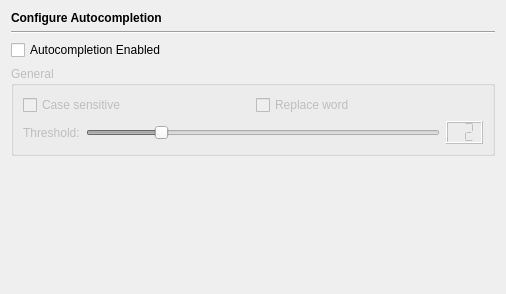
Before: the Qt Designer form Preferences/ConfigurationPages/EditorAutocompletionPage.ui in testmana2/test, drawn with Qt 5.
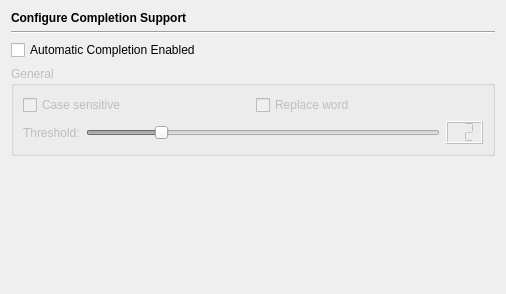
After: the same form once the commit is applied.

Commit message: Corrected some auto-completion related terms.

```diff
--- a/Preferences/ConfigurationPages/EditorAutocompletionPage.ui
+++ b/Preferences/ConfigurationPages/EditorAutocompletionPage.ui
@@ -14,7 +14,7 @@
    <item>
     <widget class="QLabel" name="headerLabel">
      <property name="text">
-      <string>&lt;b&gt;Configure Autocompletion&lt;/b&gt;</string>
+      <string>&lt;b&gt;Configure Completion Support&lt;/b&gt;</string>
      </property>
     </widget>
    </item>
@@ -40,7 +40,7 @@
       <string>&lt;b&gt;Autocompletion Enabled&lt;/b&gt;&lt;p&gt;Select to enable autocompletion. In order to get autocompletion from alternative autocompletion providers (if installed), these have to be enabled on their respective configuration page. Only one alternative provider might be enabled.&lt;/p&gt;</string>
      </property>
      <property name="text">
-      <string>Autocompletion Enabled</string>
+      <string>Automatic Completion Enabled</string>
      </property>
     </widget>
    </item>
```
The commit also changes 15 other files.
